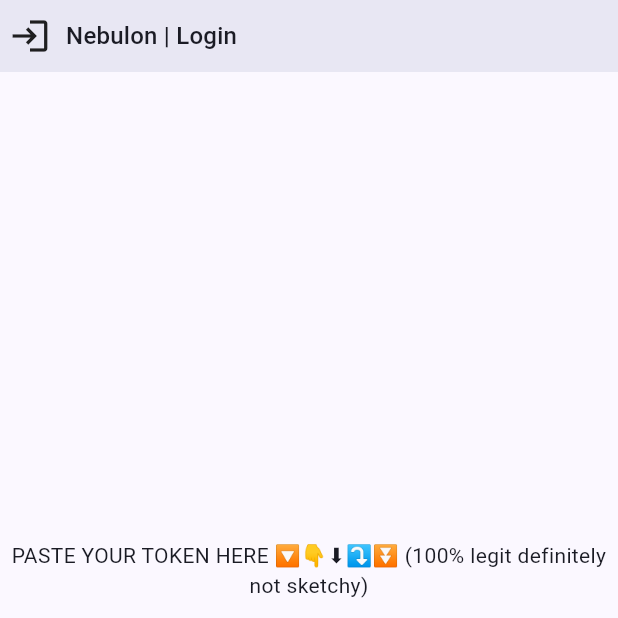
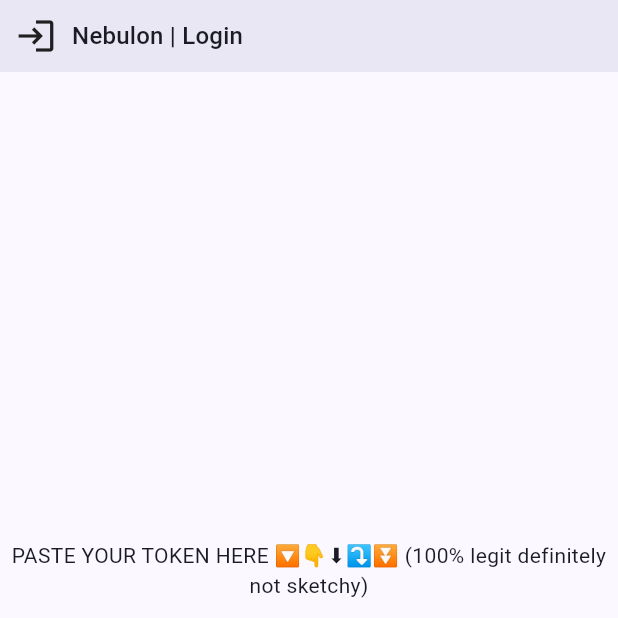
Before and after one commit to Tech-Tac/nebulon, a Flutter app: the screen it shows after launch, on a phone screen of 412 x 824 dp, the top half of it. Run offline on Flutter 3.47's test engine with Material 3 defaults, Android fonts, the phone set to English and light mode, and no system bars; our stand-ins replace cached_network_image, dio, flutter_riverpod, flutter_secure_storage, shared_preferences, universal_platform; missing offline and left inert: flutter_thumbhash, scroll_animator, super_sliver_list, window_manager; statements that could not run were skipped.

Commit message:
fixed titlebar padding, for real this time

```diff
--- a/lib/widgets/window_controls.dart
+++ b/lib/widgets/window_controls.dart
@@ -294,7 +294,7 @@
 
                 SizedBox(),
 
-                if (startActions != null) ...startActions!,
+                Row(spacing: 2, children: startActions ?? []),
 
                 Expanded(
                   child: Row(
@@ -327,7 +327,7 @@
 
                 if (endActions != null) ...endActions!,
 
-                SizedBox(),
+                Row(spacing: 2, children: endActions ?? []),
 
                 if (UniversalPlatform.isDesktop &&
                     showWindowControls &&
```
